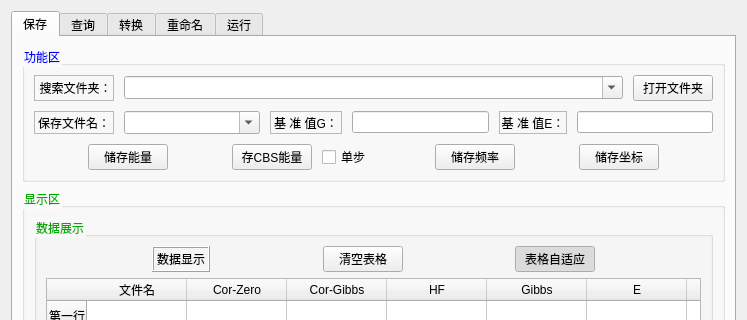
Old version of the form Quantum/Demo/ui_quatum.ui in the repository LeoJiaGeng/JiaGengXiong-Python-Files; both pictures show x 0 to 747 and y 0 to 320 of the 747 by 876 pixel window.
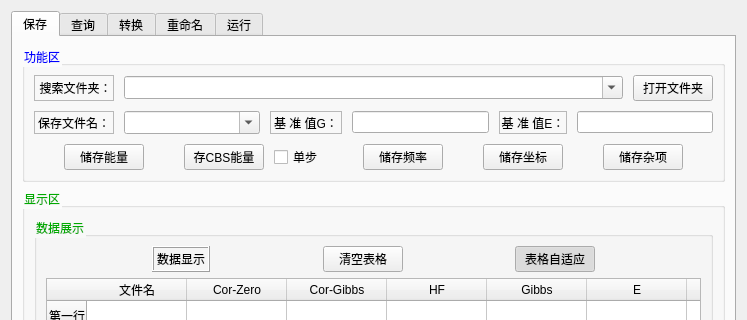
New version of the form. Icons and pictures are not drawn.

```diff
--- a/Quantum/Demo/ui_quatum.ui
+++ b/Quantum/Demo/ui_quatum.ui
@@ -322,6 +322,30 @@
               </property>
              </widget>
             </item>
+            <item>
+             <spacer name="horizontalSpacer_32">
+              <property name="orientation">
+               <enum>Qt::Horizontal</enum>
+              </property>
+              <property name="sizeHint" stdset="0">
+               <size>
+                <width>40</width>
+                <height>20</height>
+               </size>
+              </property>
+             </spacer>
+            </item>
+            <item>
+             <widget class="QPushButton" name="btn_save_others">
+              <property name="text">
+               <string>储存杂项</string>
+              </property>
+              <property name="icon">
+               <iconset resource="Resource/ico.qrc">
+                <normaloff>:/ico/pictures/icos/DM_20230815124713_026.png</normaloff>:/ico/pictures/icos/DM_20230815124713_026.png</iconset>
+              </property>
+             </widget>
+            </item>
             <item>
              <spacer name="horizontalSpacer_7">
               <property name="orientation">
```
